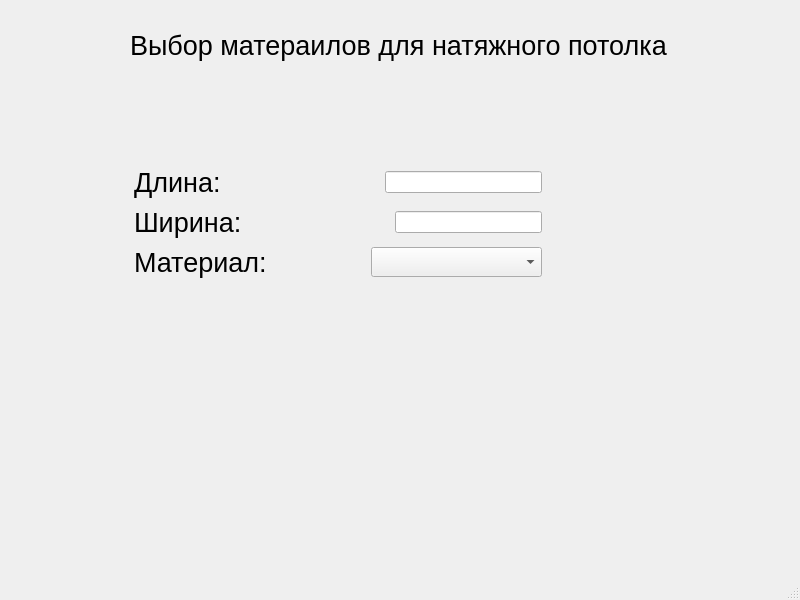
First picture: the form in mainwindow.ui, repository KorolevIvanMi/Qt_labs, before the edit.
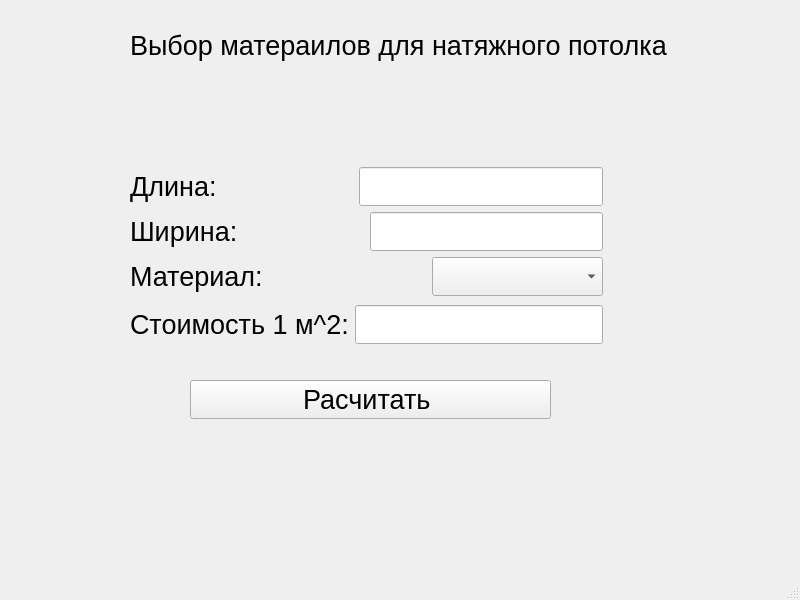
Second picture: the form after the edit.

Commit message: finish design

```diff
--- a/mainwindow.ui
+++ b/mainwindow.ui
@@ -35,12 +35,14 @@
    <widget class="QWidget" name="">
     <property name="geometry">
      <rect>
-      <x>134</x>
+      <x>130</x>
       <y>164</y>
-      <width>408</width>
-      <height>119</height>
+      <width>473</width>
+      <height>183</height>
      </rect>
     </property>
+    <layout class="QVBoxLayout" name="verticalLayout_2">
+     <item>
     <layout class="QVBoxLayout" name="verticalLayout">
      <item>
       <layout class="QHBoxLayout" name="horizontalLayout">
@@ -70,7 +72,13 @@
         </spacer>
        </item>
        <item>
-        <widget class="QLineEdit" name="lengthTxt"/>
+          <widget class="QLineEdit" name="lengthTxt">
+           <property name="font">
+            <font>
+             <pointsize>20</pointsize>
+            </font>
+           </property>
+          </widget>
        </item>
       </layout>
      </item>
@@ -102,7 +110,13 @@
         </spacer>
        </item>
        <item>
-        <widget class="QLineEdit" name="heightTxt"/>
+          <widget class="QLineEdit" name="heightTxt">
+           <property name="font">
+            <font>
+             <pointsize>20</pointsize>
+            </font>
+           </property>
+          </widget>
        </item>
       </layout>
      </item>
@@ -141,9 +155,77 @@
            <height>30</height>
           </size>
          </property>
+           <property name="font">
+            <font>
+             <pointsize>20</pointsize>
+            </font>
+           </property>
         </widget>
        </item>
       </layout>
+       </item>
+      </layout>
+     </item>
+     <item>
+      <layout class="QHBoxLayout" name="horizontalLayout_4">
+       <item>
+        <widget class="QLabel" name="priceLbl">
+         <property name="font">
+          <font>
+           <pointsize>20</pointsize>
+          </font>
+         </property>
+         <property name="text">
+          <string>Стоимость 1 м^2:</string>
+         </property>
+        </widget>
+       </item>
+       <item>
+        <widget class="QLineEdit" name="lineEdit">
+         <property name="font">
+          <font>
+           <pointsize>20</pointsize>
+          </font>
+         </property>
+        </widget>
+       </item>
+      </layout>
+     </item>
+    </layout>
+   </widget>
+   <widget class="QWidget" name="">
+    <property name="geometry">
+     <rect>
+      <x>190</x>
+      <y>380</y>
+      <width>361</width>
+      <height>82</height>
+     </rect>
+    </property>
+    <layout class="QVBoxLayout" name="verticalLayout_3">
+     <item>
+      <widget class="QPushButton" name="resultBtn">
+       <property name="font">
+        <font>
+         <pointsize>20</pointsize>
+        </font>
+       </property>
+       <property name="text">
+        <string>Расчитать </string>
+       </property>
+      </widget>
+     </item>
+     <item>
+      <widget class="QLabel" name="resultLbl">
+       <property name="font">
+        <font>
+         <pointsize>20</pointsize>
+        </font>
+       </property>
+       <property name="text">
+        <string/>
+       </property>
+      </widget>
      </item>
     </layout>
    </widget>
```
Lines whose indentation alone changed are shown as unchanged.
